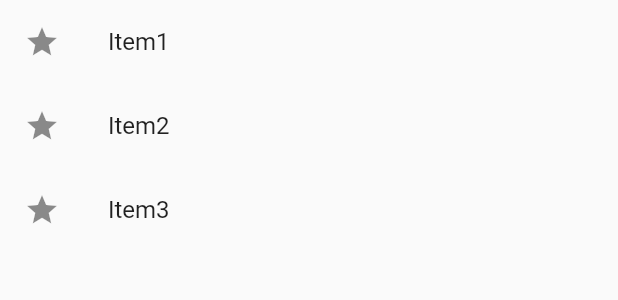
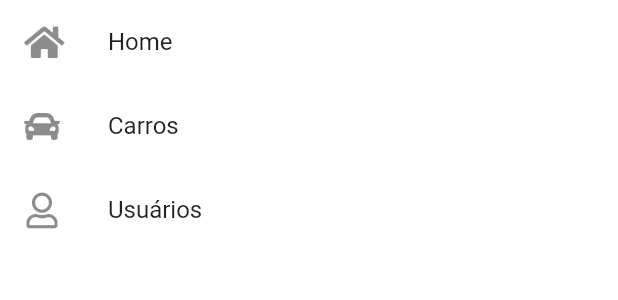
Before and after one commit to raphapfeifer/carros_flutter_web, a Flutter app: the Menu widget shown alone on an empty page, opened directly, on a phone screen of 412 x 824 dp. Shown: the top 300 px of the screen. Run offline on Flutter 3.47's test engine with Material 2 defaults, Android fonts, the phone set to English and light mode, and no system bars; our stand-ins replace font_awesome_flutter; network calls fail.

Commit message:
Menu Inkwell-Hover

```diff
--- a/lib/home.dart
+++ b/lib/home.dart
@@ -59,7 +59,7 @@ class _HomePageState extends State<HomePage> {
   _menu() {
     return Container(
       width: menuWidth,
-      color: Colors.blue[100],
+      color: Colors.grey[100],
       child: Menu(),
     );
   }
@@ -67,7 +67,6 @@ class _HomePageState extends State<HomePage> {
   _right() {
     return Container(
       width:  showMenu ? size.width - menuWidth : size.width,
-      color: Colors.grey,
     );
   }
 }
--- a/lib/web/menu.dart
+++ b/lib/web/menu.dart
@@ -1,5 +1,6 @@
 
 import 'package:flutter/material.dart';
+import 'package:font_awesome_flutter/font_awesome_flutter.dart';
 
 class Menu extends StatefulWidget {
   @override
@@ -11,17 +12,26 @@ class _MenuState extends State<Menu> {
   Widget build(BuildContext context) {
     return ListView(
       children: [
-        ListTile(
-          leading: Icon(Icons.star),
-          title: Text("Item1"),
-        ),ListTile(
-          leading: Icon(Icons.star),
-          title: Text("Item2"),
-        ),ListTile(
-          leading: Icon(Icons.star),
-          title: Text("Item3"),
-        )
+        _itemMenu("Home", FontAwesomeIcons.home),
+        _itemMenu("Carros", FontAwesomeIcons.car),
+        _itemMenu("Usuários", FontAwesomeIcons.user)
       ],
     );
   }
+
+  _itemMenu(String title,IconData icon){
+    return Material(
+      color: Colors.transparent,
+      child: InkWell(
+        onTap: () {
+
+        },
+        child: ListTile(
+          leading: Icon(icon),
+          title: Text(title),
+        ),
+      ),
+    );
+  }
+
 }
--- a/pubspec.yaml
+++ b/pubspec.yaml
@@ -23,6 +23,8 @@ environment:
 dependencies:
   flutter:
     sdk: flutter
+  font_awesome_flutter: ^8.5.0
+  provider: ^3.1.0
 
 
   # The following adds the Cupertino Icons font to your application.
```
Also changed, not shown: lib/main.dart (+10 -3 lines), pubspec.lock, 7 other files.
